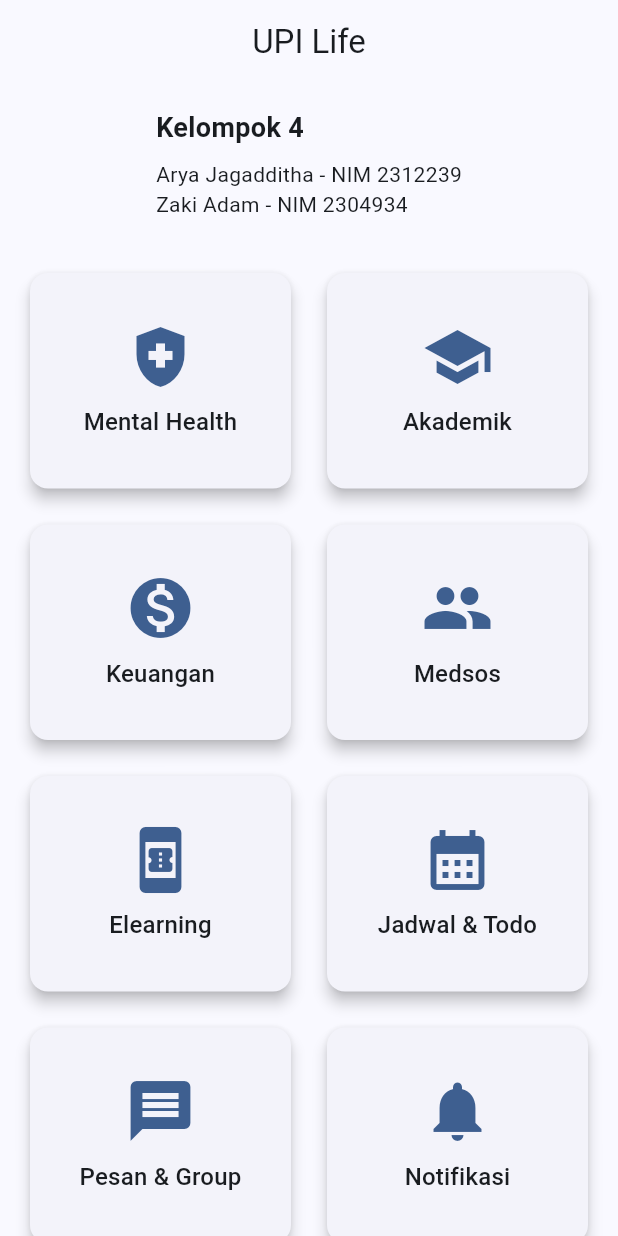
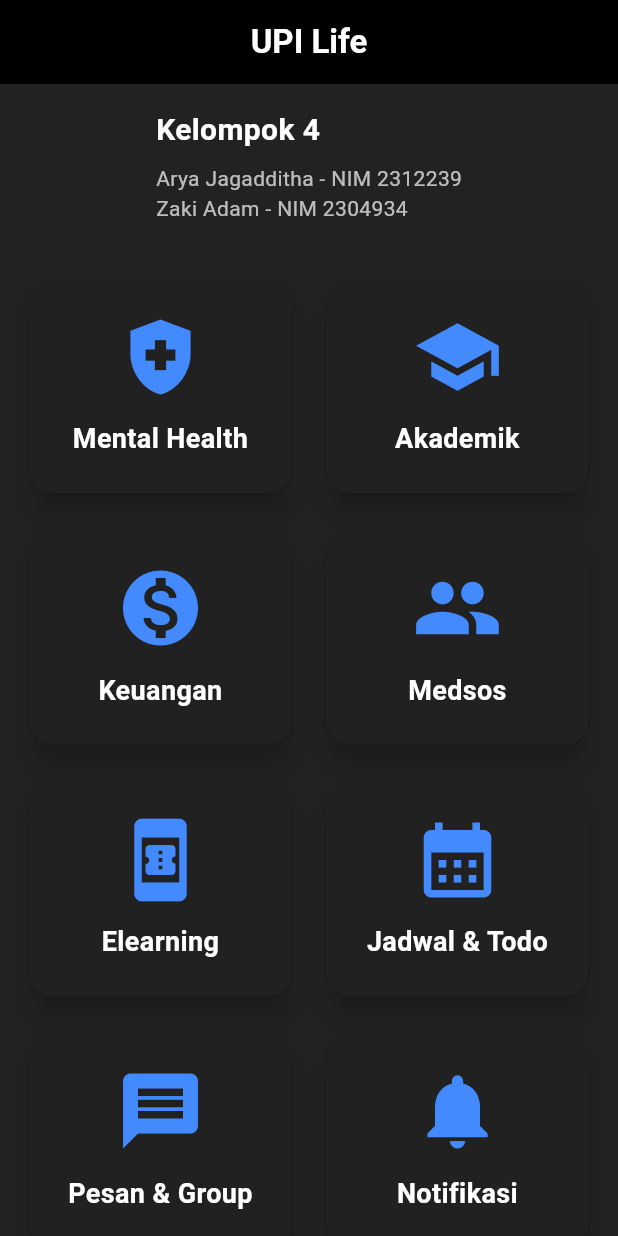
Before and after one commit to DrRhea/upi-life, a Flutter app: the screen it shows after launch, on a phone screen of 412 x 824 dp. Run offline on Flutter 3.47's test engine with Material 3 defaults, Android fonts, the phone set to English and light mode, and no system bars.

Commit message:
feat(home): changing home screen ui style

```diff
--- a/lib/Home/home_screen.dart
+++ b/lib/Home/home_screen.dart
@@ -16,9 +16,16 @@ class HomeScreen extends StatelessWidget {
     final screenWidth = MediaQuery.of(context).size.width;
 
     return Scaffold(
+      backgroundColor: Colors.black87,
       appBar: AppBar(
-        title: const Text('UPI Life'),
+        title: const Text('UPI Life',
+            style: TextStyle(
+                color: Colors.white,
+                fontSize: 22,
+                fontWeight: FontWeight.bold)),
         centerTitle: true,
+        backgroundColor: Colors.black,
+        elevation: 0,
       ),
       body: Column(
         children: [
@@ -29,11 +36,16 @@ class HomeScreen extends StatelessWidget {
               children: const [
                 Text(
                   'Kelompok 4',
-                  style: TextStyle(fontSize: 18, fontWeight: FontWeight.bold),
+                  style: TextStyle(
+                      fontSize: 20,
+                      fontWeight: FontWeight.bold,
+                      color: Colors.white),
                 ),
                 SizedBox(height: 8),
-                Text('Arya Jagadditha - NIM 2312239'),
-                Text('Zaki Adam - NIM 2304934'),
+                Text('Arya Jagadditha - NIM 2312239',
+                    style: TextStyle(color: Colors.white70)),
+                Text('Zaki Adam - NIM 2304934',
+                    style: TextStyle(color: Colors.white70)),
               ],
             ),
           ),
@@ -65,7 +77,6 @@ class HomeScreen extends StatelessWidget {
 
   void _navigateToFeature(BuildContext context, String title) {
     Widget? screen;
-
     switch (title) {
       case 'Mental Health':
         screen = const MentalHealthScreen();
@@ -92,7 +103,6 @@ class HomeScreen extends StatelessWidget {
         screen = const ELearningScreen();
         break;
     }
-
     if (screen != null) {
       Navigator.push(
         context,
@@ -110,10 +120,7 @@ class Feature {
   final String title;
   final IconData icon;
 
-  Feature({
-    required this.title,
-    required this.icon,
-  });
+  Feature({required this.title, required this.icon});
 }
 
 final List<Feature> _features = [
@@ -131,34 +138,36 @@ class _FeatureCard extends StatelessWidget {
   final Feature feature;
   final VoidCallback onTap;
 
-  const _FeatureCard({
-    required this.feature,
-    required this.onTap,
-  });
+  const _FeatureCard({required this.feature, required this.onTap});
 
   @override
   Widget build(BuildContext context) {
     return Card(
-      elevation: 4,
+      color: Colors.grey[900],
+      elevation: 8,
       shape: RoundedRectangleBorder(
-        borderRadius: BorderRadius.circular(12),
+        borderRadius: BorderRadius.circular(16),
       ),
       child: InkWell(
         onTap: onTap,
-        borderRadius: BorderRadius.circular(12),
+        borderRadius: BorderRadius.circular(16),
         child: Column(
           mainAxisAlignment: MainAxisAlignment.center,
           children: [
             Icon(
               feature.icon,
-              size: 48,
-              color: Theme.of(context).colorScheme.primary,
+              size: 60,
+              color: Colors.blueAccent,
             ),
-            const SizedBox(height: 8),
+            const SizedBox(height: 12),
             Text(
               feature.title,
               textAlign: TextAlign.center,
-              style: Theme.of(context).textTheme.titleMedium,
+              style: const TextStyle(
+                fontSize: 18,
+                fontWeight: FontWeight.bold,
+                color: Colors.white,
+              ),
             ),
           ],
         ),
--- a/pubspec.yaml
+++ b/pubspec.yaml
@@ -30,8 +30,8 @@ environment:
 dependencies:
   flutter:
     sdk: flutter
-  flutter_staggered_grid_view: ^0.6.2
-  carousel_slider: ^4.2.1
+  google_fonts: ^4.0.0
+  font_awesome_flutter: ^10.4.0
 
   # The following adds the Cupertino Icons font to your application.
   # Use with the CupertinoIcons class for iOS style icons.
```
Also changed, not shown: pubspec.lock, 7 other files.
